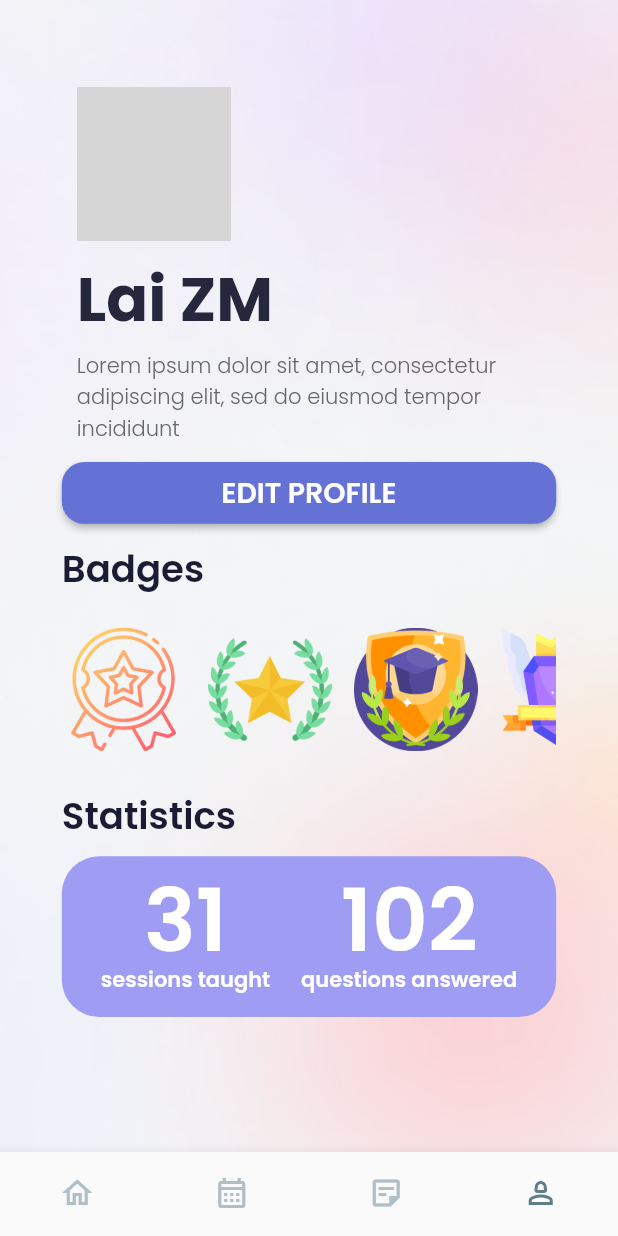
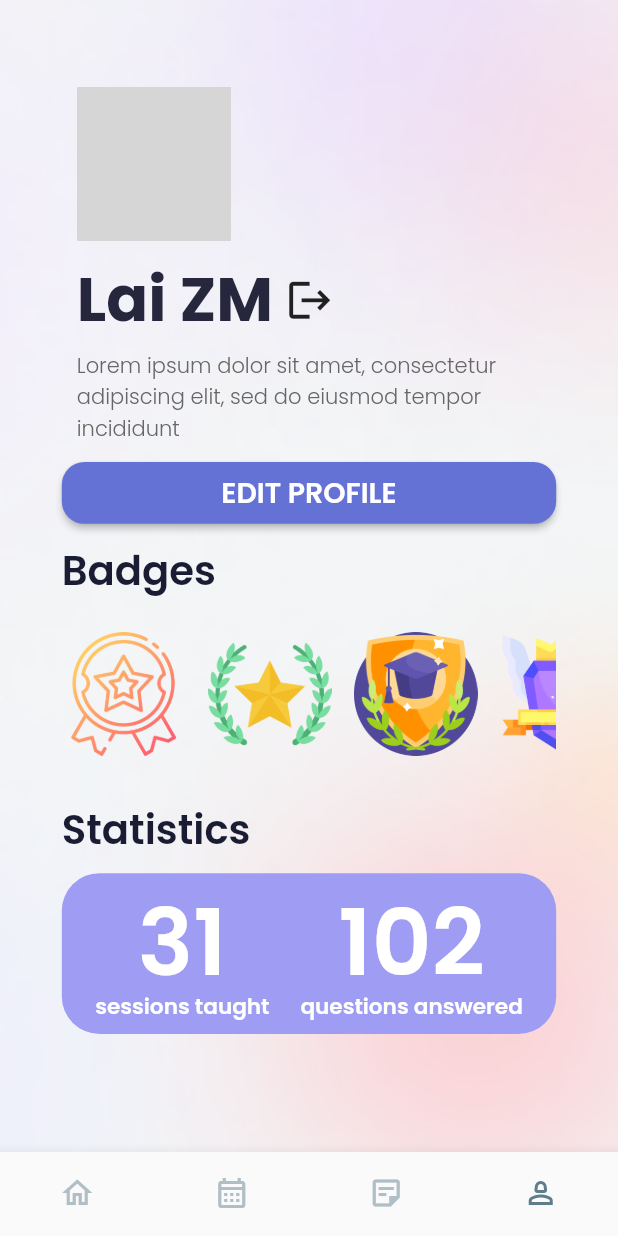
Before and after one commit to ckyong826/tutor_app, a Flutter app: the Profile screen opened by its route, on a phone screen of 412 x 824 dp. Run offline on Flutter 3.47's test engine with Material 2 defaults, Android fonts, the phone set to English and light mode, and no system bars; our stand-ins replace cloud_firestore, dotted_border, dropdown_button2, firebase_auth, firebase_core, firebase_storage and 7 more; accounts and stored records are empty; network calls fail; grey boxes are pictures that could not be loaded.

Commit message:
updateProfile

```diff
--- a/lib/main.dart
+++ b/lib/main.dart
@@ -81,42 +81,66 @@ class MyApp extends StatelessWidget {
                           child: const Firstp(),
                         ),
                     routes: [
-                      GoRoute(path: 'ins1', builder: (context, state) => const Ins1(), routes: [
-                        GoRoute(path: 'ins2', builder: (context, state) => const Ins2(), routes: [
-                          GoRoute(path: 'ins3', builder: (context, state) => const Ins3(), routes: [
+                      GoRoute(
+                          path: 'ins1',
+                          builder: (context, state) => const Ins1(),
+                          routes: [
+                            GoRoute(
+                                path: 'ins2',
+                                builder: (context, state) => const Ins2(),
+                                routes: [
+                                  GoRoute(
+                                      path: 'ins3',
+                                      builder: (context, state) => const Ins3(),
+                                      routes: [
                                         GoRoute(
                                             path: 'options',
-                                builder: (context, state) => const LoginorSignin(),
+                                            builder: (context, state) =>
+                                                const LoginorSignin(),
                                             routes: [
                                               GoRoute(
                                                 path: 'login',
-                                    builder: (context, state) => const LogIn(),
+                                                builder: (context, state) =>
+                                                    const LoginPage(),
                                               ),
                                               GoRoute(
                                                   path: 'signup',
-                                      builder: (context, state) => const SignUp(),
+                                                  builder: (context, state) =>
+                                                      const SignUpPage(),
                                                   routes: [
                                                     GoRoute(
                                                         path: 'roles',
-                                            builder: (context, state) => Roles(),
+                                                        builder:
+                                                            (context, state) =>
+                                                                Roles(),
                                                         routes: [
                                                           GoRoute(
-                                                  path: 'detailStudent',
-                                                  builder: (context, state) =>
+                                                              path:
+                                                                  'detailStudent',
+                                                              builder: (context,
+                                                                      state) =>
                                                                   const DetailStudent(),
                                                               routes: [
                                                                 GoRoute(
-                                                      path: 'welcome',
-                                                      builder: (context, state) => const Welcome(),
+                                                                  path:
+                                                                      'welcome',
+                                                                  builder: (context,
+                                                                          state) =>
+                                                                      const Welcome(),
                                                                 )
                                                               ]),
                                                           GoRoute(
-                                                  path: 'detailsTutor',
-                                                  builder: (context, state) => const DetailTutor(),
+                                                              path:
+                                                                  'detailsTutor',
+                                                              builder: (context,
+                                                                      state) =>
+                                                                  const DetailTutor(),
                                                               routes: [
                                                                 GoRoute(
-                                                      path: 'detailsTutor2',
-                                                      builder: (context, state) =>
+                                                                  path:
+                                                                      'detailsTutor2',
+                                                                  builder: (context,
+                                                                          state) =>
                                                                       const DetailTutor2(),
                                                                 )
                                                               ])
@@ -183,11 +207,15 @@ class MyApp extends StatelessWidget {
                                   ),
                                   GoRoute(
                                     path: 'add',
-                                    builder: (context, state) => const PostResources(),
+                                    builder: (context, state) =>
+                                        const PostResources(),
                                   )
                                 ])
                           ]),
-                      GoRoute(path: 'forum', builder: (context, state) => const Forum(), routes: [
+                      GoRoute(
+                          path: 'forum',
+                          builder: (context, state) => const Forum(),
+                          routes: [
                             GoRoute(
                               path: 'post',
                               builder: (context, state) => const PostQuestion(),
@@ -197,7 +225,8 @@ class MyApp extends StatelessWidget {
                               builder: (context, state) => DetailedPost(
                                 questionId: state.params['id']!,
                                 questionTitle: state.params['title']!,
-                            questionDescription: state.params['description']!,
+                                questionDescription:
+                                    state.params['description']!,
                               ),
                             )
                           ])
--- a/lib/pages/loginorsignin.dart
+++ b/lib/pages/loginorsignin.dart
@@ -55,7 +55,7 @@ class LoginorSignin extends StatelessWidget {
                       textStyle: const TextStyle(color: colorf2),
                     ),
                   )),
-              SizedBox(height: size.height * 0.07),
+              SizedBox(height: size.height * 0.03),
 
               //login button
               ElevatedButton(
@@ -63,7 +63,7 @@ class LoginorSignin extends StatelessWidget {
                   backgroundColor: pricolor,
                   shape: RoundedRectangleBorder(
                       borderRadius: BorderRadius.circular(50)),
-                  fixedSize: Size((size.width * 0.75), (size.height * 0.073)),
+                  fixedSize: Size((size.width * 0.75), (size.height * 0.07)),
                 ),
                 onPressed: () {
                   context.go('/ins1/ins2/ins3/options/login');
@@ -85,7 +85,7 @@ class LoginorSignin extends StatelessWidget {
                   backgroundColor: colorf3,
                   shape: RoundedRectangleBorder(
                       borderRadius: BorderRadius.circular(50)),
-                  fixedSize: Size((size.width * 0.75), (size.height * 0.073)),
+                  fixedSize: Size((size.width * 0.75), (size.height * 0.07)),
                   side: const BorderSide(color: pricolor, width: 2),
                 ),
                 onPressed: () {
--- a/lib/profile/components/Co-Stat.dart
+++ b/lib/profile/components/Co-Stat.dart
@@ -25,7 +25,7 @@ class _StatState extends State<Stat> {
                   style: GoogleFonts.poppins(
                     fontWeight: FontWeight.w600,
                     color: Color(0xFF191C32),
-                    fontSize: size.height * 0.03,
+                    fontSize: size.width * 0.065,
                   ),
                 ),
               ),
@@ -53,7 +53,7 @@ class _StatState extends State<Stat> {
                             style: GoogleFonts.poppins(
                               fontWeight: FontWeight.w600,
                               color: Color(0xFFFFFFFF),
-                              fontSize: size.height * 0.07,
+                              fontSize: size.width * 0.15,
                             ),
                           ),
                           Container(
@@ -63,7 +63,7 @@ class _StatState extends State<Stat> {
                               style: GoogleFonts.poppins(
                                 fontWeight: FontWeight.w600,
                                 color: Color(0xFFFFFFFF),
-                                fontSize: size.height * 0.017,
+                                fontSize: size.width * 0.035,
                               ),
                             ),
                           ),
@@ -80,7 +80,7 @@ class _StatState extends State<Stat> {
                             style: GoogleFonts.poppins(
                               fontWeight: FontWeight.w600,
                               color: Color(0xFFFFFFFF),
-                              fontSize: size.height * 0.07,
+                              fontSize: size.width * 0.15,
                             ),
                           ),
                           Container(
@@ -90,7 +90,7 @@ class _StatState extends State<Stat> {
                               style: GoogleFonts.poppins(
                                 fontWeight: FontWeight.w600,
                                 color: Color(0xFFFFFFFF),
-                                fontSize: size.height * 0.017,
+                                fontSize: size.width * 0.035,
                               ),
                             ),
                           ),
--- a/lib/profile/components/Co-badge.dart
+++ b/lib/profile/components/Co-badge.dart
@@ -16,7 +16,7 @@ class _CoBadgeState extends State<CoBadge> {
     return Center(
       child: SizedBox(
         width: size.width * 0.8,
-        height: size.height * 0.21,
+        height: size.height * 0.22,
         child: Column(
           children: [
             SizedBox(
@@ -29,7 +29,7 @@ class _CoBadgeState extends State<CoBadge> {
                 style: GoogleFonts.poppins(
                   fontWeight: FontWeight.w600,
                   color: Color(0xFF191C32),
-                  fontSize: size.height * 0.03,
+                  fontSize: size.width * 0.065,
                 ),
               ),
             ),
@@ -41,40 +41,40 @@ class _CoBadgeState extends State<CoBadge> {
                 children: [
                   Image.asset(
                     "assets/icons/medal.png",
-                    height: size.height * 0.01,
-                    width: size.height * 0.1,
+                    height: size.width * 0.2,
+                    width: size.width * 0.2,
                   ),
                   const SizedBox(
                     width: 15,
                   ),
                   Image.asset(
                     "assets/icons/medal2.png",
-                    height: size.height * 0.1,
-                    width: size.height * 0.1,
+                    height: size.width * 0.2,
+                    width: size.width * 0.2,
                   ),
                   const SizedBox(
                     width: 15,
                   ),
                   Image.asset(
                     "assets/icons/college.png",
-                    height: size.height * 0.1,
-                    width: size.height * 0.1,
+                    height: size.width * 0.2,
+                    width: size.width * 0.2,
                   ),
                   const SizedBox(
                     width: 15,
                   ),
                   Image.asset(
                     "assets/icons/award.png",
-                    height: size.height * 0.1,
-                    width: size.height * 0.1,
+                    height: size.width * 0.2,
+                    width: size.width * 0.2,
                   ),
                   const SizedBox(
                     width: 15,
                   ),
                   Image.asset(
                     "assets/icons/recommendation.png",
-                    height: size.height * 0.1,
-                    width: size.height * 0.1,
+                    height: size.width * 0.2,
+                    width: size.width * 0.2,
                   ),
                 ],
               ),
--- a/lib/profile/components/Co-profile.dart
+++ b/lib/profile/components/Co-profile.dart
@@ -1,7 +1,17 @@
+import 'dart:ui';
+import 'package:cloud_firestore/cloud_firestore.dart';
 import 'package:flutter/material.dart';
+import 'package:go_router/go_router.dart';
+import 'package:tutor_app/components/GoogleAuth.dart';
+import 'package:tutor_app/pages/loginorsignin.dart';
+import 'package:tutor_app/profile/components/Co-profile.dart';
+
+import 'package:google_fonts/google_fonts.dart';
+import 'package:font_awesome_flutter/font_awesome_flutter.dart';
 import 'package:firebase_auth/firebase_auth.dart';
-import 'package:google_fonts/google_fonts.dart';
-import 'readUserData.dart';
+import 'package:firebase_core/firebase_core.dart';
+
+import 'package:tutor_app/components/DataDetails.dart';
 
 class CoProfile extends StatefulWidget {
   final String userName;
@@ -15,6 +25,28 @@ class CoProfile extends StatefulWidget {
 }
 
 class _CoProfileState extends State<CoProfile> {
+  final user = FirebaseAuth.instance.currentUser!;
+  var userID;
+  void signUserOut() {
+    FirebaseAuth.instance.signOut();
+    context.go('/ins1/ins2/ins3/options');
+  }
+
+  void initState() {
+    WidgetsBinding.instance.addPostFrameCallback((_) async {
+      await getUserEmail();
+      setState(() {});
+    });
+    super.initState();
+  }
+
+  getUserEmail() async {
+    userID = await user.email;
+    setState(() {
+      print(userID);
+    });
+  }
+
   @override
   Widget build(BuildContext context) {
     Size size = MediaQuery.of(context).size;
@@ -35,10 +67,13 @@ class _CoProfileState extends State<CoProfile> {
             ),
           ),
         ),
+
         SizedBox(
           height: size.height * 0.01,
         ),
         //UserName
+        Row(
+          children: [
             Container(
                 padding: const EdgeInsets.only(left: 10),
                 child: Text(
@@ -49,6 +84,13 @@ class _CoProfileState extends State<CoProfile> {
                     fontSize: size.height * 0.05,
                   ),
                 )),
+            IconButton(
+              onPressed: signUserOut,
+              icon: Icon(Icons.logout),
+              iconSize: size.width * 0.08,
+            ),
+          ],
+        ),
         SizedBox(
           height: size.height * 0.003,
         ),
--- a/lib/profile/profile.dart
+++ b/lib/profile/profile.dart
@@ -3,6 +3,7 @@
 import 'dart:ui';
 import 'package:cloud_firestore/cloud_firestore.dart';
 import 'package:flutter/material.dart';
+import 'package:go_router/go_router.dart';
 import 'package:tutor_app/components/GoogleAuth.dart';
 import 'package:tutor_app/pages/loginorsignin.dart';
 import 'package:tutor_app/profile/components/Co-profile.dart';
@@ -27,6 +28,28 @@ class Profile extends StatefulWidget {
 }
 
 class _ProfileState extends State<Profile> {
+  final user = FirebaseAuth.instance.currentUser!;
+  var userID;
+  void signUserOut() {
+    FirebaseAuth.instance.signOut();
+    context.go('/ins1/ins2/ins3/options');
+  }
+
+  void initState() {
+    WidgetsBinding.instance.addPostFrameCallback((_) async {
+      await getUserEmail();
+      setState(() {});
+    });
+    super.initState();
+  }
+
+  getUserEmail() async {
+    userID = await user.email;
+    setState(() {
+      print(userID);
+    });
+  }
+
   @override
   Widget build(BuildContext context) {
     Size size = MediaQuery.of(context).size;
```
Also changed, not shown: lib/pages/instruction.dart (+9 -7 lines). Lines whose indentation alone changed are shown as unchanged.
